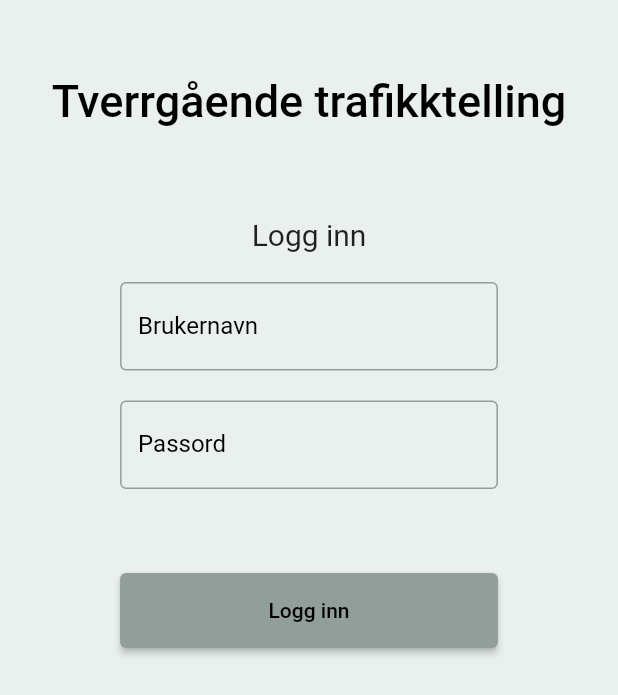
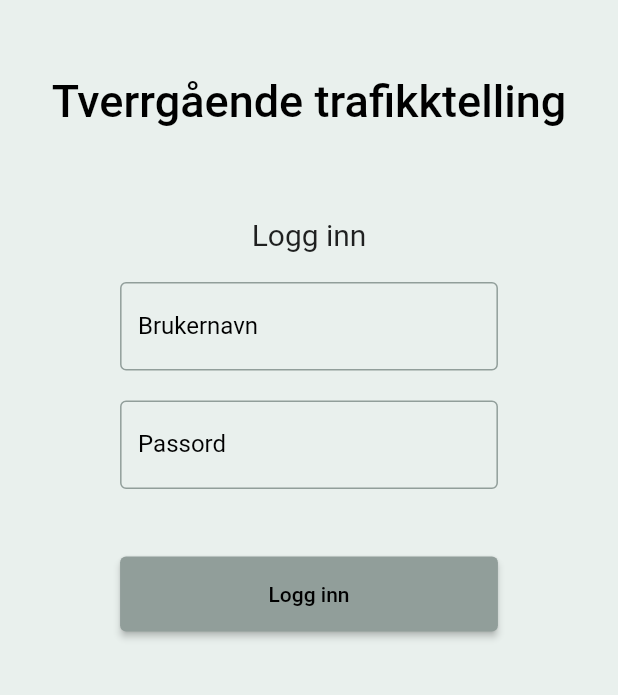
Before and after one commit to zaktaw/DATA3900-Bacheloroppgave, a Flutter app: the screen it shows after launch, on a phone screen of 412 x 824 dp. Shown: the top 695 px of the screen. Run offline on Flutter 3.47's test engine with Material 2 defaults, Android fonts, the phone set to English and light mode, and no system bars; our stand-ins replace auto_size_text, dots_indicator, flutter_secure_storage, fluttertoast, hive, hive_flutter; accounts and stored records are empty; network calls fail.

Commit message:
Login page tweak

```diff
--- a/lib/login_page/login.dart
+++ b/lib/login_page/login.dart
@@ -29,7 +29,7 @@ class _LoginLandingPageState extends State<LoginLandingPage> {
         jsonEncode(usernameController.text + " " + passwordController.text);
       Future postRequest = HttpRequests.postLogin(jsonBody);
       postRequest.then((value) {
-      if (value == 200) {
+      if (value == 2020) {
         Navigator.of(context).pushNamed('/');
       } else {
         setState(() {
@@ -138,7 +138,8 @@ class _LoginLandingPageState extends State<LoginLandingPage> {
               ),
             ),
             Container(
-              padding: const EdgeInsets.fromLTRB(10, 10, 10, 15),
+              height: 30,
+              padding: const EdgeInsets.fromLTRB(10, 10, 10, 5),
               margin: EdgeInsets.only(
                   left: MediaQuery.of(context).size.width *
                       LOGIN_ELEMENTS_MARGIN_FACTOR,
```
